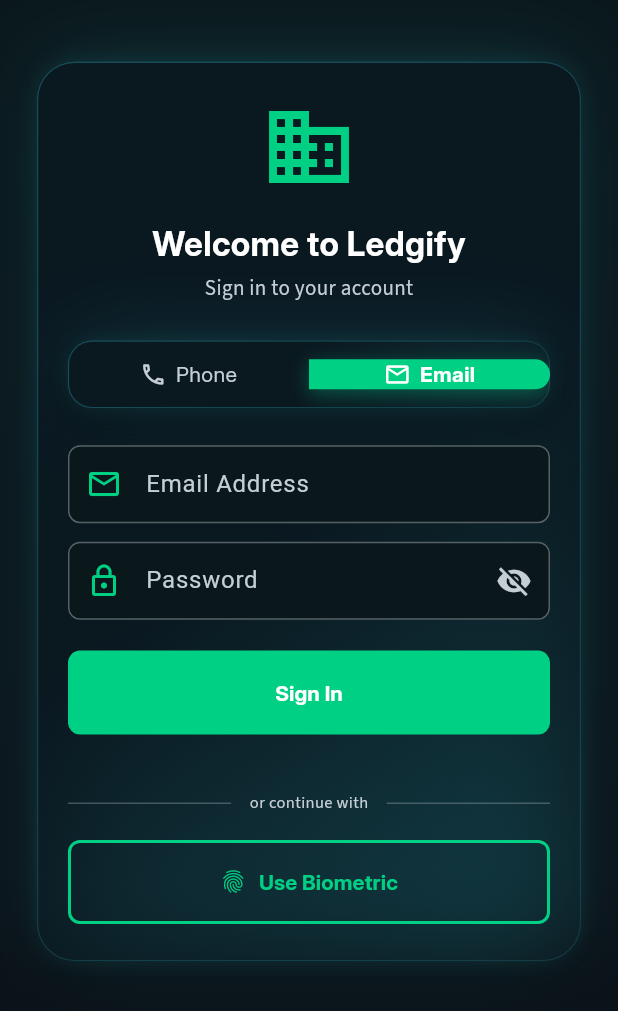
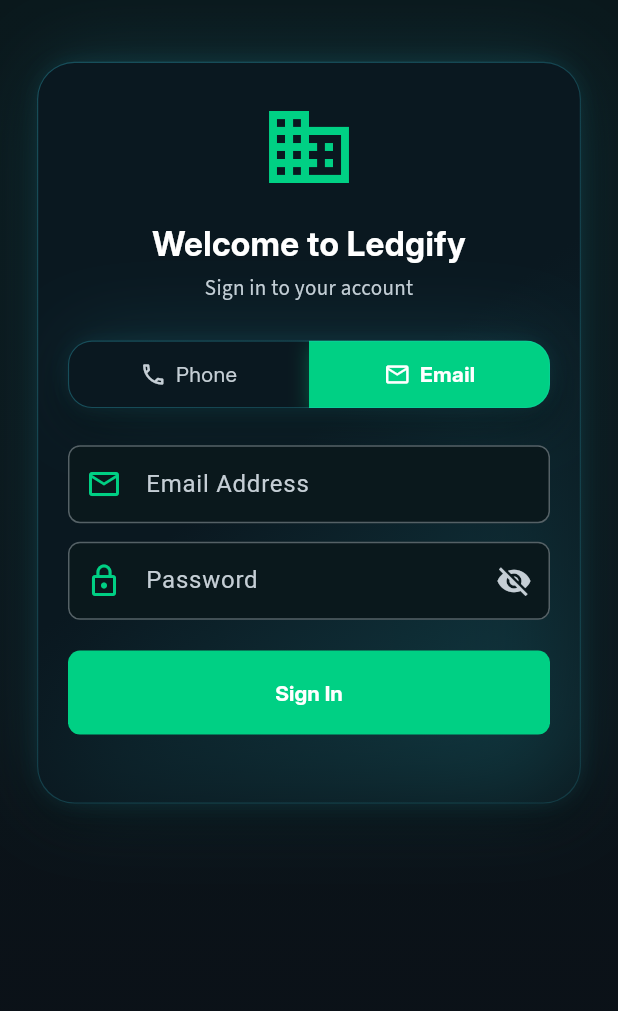
Before and after one commit to UK-Dev786/ledgfy, a Flutter app: the screen it shows after launch, after a tap on "Email", on a phone screen of 412 x 824 dp. Shown: the top 1011 px of the screen. Run offline on Flutter 3.47's test engine with Material 3 defaults, Android fonts, the phone set to English and light mode, and no system bars; our stand-ins replace flutter_riverpod, go_router.

Commit message:
clean the login flow

```diff
--- a/lib/core/router/app_router.dart
+++ b/lib/core/router/app_router.dart
@@ -2,7 +2,7 @@
 import 'package:go_router/go_router.dart';
 
 import '../../features/auth/presentation/pages/splash_page.dart';
-import '../../features/auth/presentation/pages/login_page.dart';
+import '../../features/auth/presentation/pages/login/login_page.dart';
 
 /// Central route configuration for Ledgify
 class AppRouter {
--- /dev/null
+++ b/lib/features/auth/presentation/pages/login/login_page.dart
@@ -0,0 +1,170 @@
+import 'package:flutter/material.dart';
+
+import '../../../../../core/constants/app_colors.dart';
+import '../../../../../core/constants/app_sizes.dart';
+import '../../../../../core/extensions/context_extensions.dart';
+import '../../../../../core/widgets/my_button.dart';
+import '../../../../../core/widgets/my_card.dart';
+import '../../../../../core/widgets/my_text.dart';
+import '../../../../../core/widgets/my_text_field.dart';
+import '../../../../../core/widgets/themed_gradient_bg.dart';
+import '../shared_widgets/tab_item.dart';
+import 'sub_widgets/email_form.dart';
+import 'sub_widgets/phone_form.dart';
+
+class LoginPage extends StatefulWidget {
+  const LoginPage({super.key});
+
+  @override
+  State<LoginPage> createState() => _LoginPageState();
+}
+
+class _LoginPageState extends State<LoginPage> {
+  final _pageController = PageController();
+  final _phoneController = TextEditingController();
+  final _emailController = TextEditingController();
+  final _passwordController = TextEditingController();
+
+  int _currentTab = 0;
+
+  @override
+  void dispose() {
+    _pageController.dispose();
+    _phoneController.dispose();
+    _emailController.dispose();
+    _passwordController.dispose();
+    super.dispose();
+  }
+
+  void _switchTab(int index) {
+    setState(() => _currentTab = index);
+    _pageController.animateToPage(
+      index,
+      duration: const Duration(milliseconds: 320),
+      curve: Curves.easeInOut,
+    );
+  }
+
+  @override
+  Widget build(BuildContext context) {
+    return ThemedGradientBackground(
+      child: Scaffold(
+        resizeToAvoidBottomInset: true,
+        backgroundColor: Colors.transparent,
+        body: SafeArea(
+          child: SingleChildScrollView(
+            padding: EdgeInsets.symmetric(
+              horizontal: context.w * 6,
+              vertical: context.h * 5,
+            ),
+            child: Center(
+              child: MyCard(
+                tint: MyCardTint.dark,
+                borderRadius: AppSizes.radiusLg,
+                blur: 30,
+                padding: EdgeInsets.fromLTRB(
+                  context.w * 5,
+                  context.h * 3,
+                  context.w * 5,
+                  context.h * 3,
+                ),
+                child: Column(
+                  mainAxisSize: MainAxisSize.min,
+                  children: [
+                    // ── Logo ────────────────────────────────────────────
+                    Icon(
+                      Icons.business,
+                      size: AppSizes.iconXl,
+                      color: AppColors.primary,
+                    ),
+                    SizedBox(height: context.h * 2),
+                    MyText(
+                      'Welcome to Ledgify',
+                      font: AppFont.inter,
+                      size: AppSizes.header3,
+                      color: AppColors.white,
+                      weight: FontWeight.bold,
+                    ),
+                    SizedBox(height: context.h * 0.6),
+                    MyText(
+                      'Sign in to your account',
+                      font: AppFont.sourceSans,
+                      size: AppSizes.subtitle,
+                      color: AppColors.textHint,
+                    ),
+
+                    SizedBox(height: context.h * 3),
+
+                    // ── Tab switcher ─────────────────────────────────────
+                    TabSwitcher(currentTab: _currentTab, onSwitch: _switchTab),
+
+                    SizedBox(height: context.h * 3),
+
+                    // ── Swipeable form pages ─────────────────────────────
+                    SizedBox(
+                      height: context.h * 26,
+                      child: PageView(
+                        controller: _pageController,
+                        onPageChanged: (i) => setState(() => _currentTab = i),
+                        children: [
+                          PhoneForm(controller: _phoneController),
+                          EmailForm(
+                            emailController: _emailController,
+                            passwordController: _passwordController,
+                          ),
+                        ],
+                      ),
+                    ),
+
+                    // SizedBox(height: context.h * 2),
+
+                    // ── Divider ──────────────────────────────────────────
+                    // Row(
+                    //   children: [
+                    //     Expanded(
+                    //       child: Divider(
+                    //         color: AppColors.textHint.withValues(alpha: 0.3),
+                    //         thickness: 1,
+                    //       ),
+                    //     ),
+                    //     Padding(
+                    //       padding: EdgeInsets.symmetric(
+                    //         horizontal: context.w * 3,
+                    //       ),
+                    //       child: MyText(
+                    //         'or continue with',
+                    //         font: AppFont.sourceSans,
+                    //         size: AppSizes.caption,
+                    //         color: AppColors.textHint,
+                    //       ),
+                    //     ),
+                    //     Expanded(
+                    //       child: Divider(
+                    //         color: AppColors.textHint.withValues(alpha: 0.3),
+                    //         thickness: 1,
+                    //       ),
+                    //     ),
+                    //   ],
+                    // ),
+                    // SizedBox(height: context.h * 2),
+
+                    // ── Biometric ─────────────────────────────────────────
+                    // MyButton(
+                    //   text: 'Use Biometric',
+                    //   onTap: () {},
+                    //   variant: MyButtonVariant.outlined,
+                    //   icon: const Icon(
+                    //     Icons.fingerprint,
+                    //     color: AppColors.primary,
+                    //   ),
+                    // ),
+                  ],
+                ),
+              ),
+            ),
+          ),
+        ),
+      ),
+    );
+  }
+}
--- /dev/null
+++ b/lib/features/auth/presentation/pages/login/sub_widgets/email_form.dart
@@ -0,0 +1,45 @@
+import 'package:flutter/material.dart';
+import 'package:ledgify/core/extensions/context_extensions.dart';
+
+import '../../../../../../core/constants/app_colors.dart';
+import '../../../../../../core/widgets/my_button.dart';
+import '../../../../../../core/widgets/my_text_field.dart';
+
+class EmailForm extends StatelessWidget {
+  final TextEditingController emailController;
+  final TextEditingController passwordController;
+
+  const EmailForm({
+    required this.emailController,
+    required this.passwordController,
+  });
+
+  @override
+  Widget build(BuildContext context) {
+    return Column(
+      mainAxisSize: MainAxisSize.min,
+      children: [
+        MyTextField(
+          hintText: 'you@example.com',
+          labelText: 'Email Address',
+          controller: emailController,
+          keyboardType: TextInputType.emailAddress,
+          prefixIcon: const Icon(
+            Icons.email_outlined,
+            color: AppColors.primary,
+          ),
+        ),
+        SizedBox(height: context.h * 1.5),
+        MyTextField(
+          hintText: '••••••••',
+          labelText: 'Password',
+          controller: passwordController,
+          obscure: true,
+          prefixIcon: const Icon(Icons.lock_outline, color: AppColors.primary),
+        ),
+        SizedBox(height: context.h * 2.5),
+        MyButton(text: 'Sign In', onTap: () {}),
+      ],
+    );
+  }
+}
--- /dev/null
+++ b/lib/features/auth/presentation/pages/login/sub_widgets/phone_form.dart
@@ -0,0 +1,32 @@
+import 'package:flutter/material.dart';
+import 'package:ledgify/core/extensions/context_extensions.dart';
+
+import '../../../../../../core/constants/app_colors.dart';
+import '../../../../../../core/widgets/my_button.dart';
+import '../../../../../../core/widgets/my_text_field.dart';
+
+class PhoneForm extends StatelessWidget {
+  final TextEditingController controller;
+  const PhoneForm({required this.controller});
+
+  @override
+  Widget build(BuildContext context) {
+    return Column(
+      mainAxisSize: MainAxisSize.min,
+      children: [
+        MyTextField(
+          hintText: '+92 300 1234567',
+          labelText: 'Phone Number',
+          controller: controller,
+          keyboardType: TextInputType.phone,
+          prefixIcon: const Icon(
+            Icons.phone_outlined,
+            color: AppColors.primary,
+          ),
+        ),
+        SizedBox(height: context.h * 2.5),
+        MyButton(text: 'Send OTP', onTap: () {}),
+      ],
+    );
+  }
+}
--- a/lib/features/auth/presentation/pages/login_page.dart
+++ /dev/null
@@ -1,333 +0,0 @@
-import 'package:flutter/material.dart';
-
-import '../../../../core/constants/app_colors.dart';
-import '../../../../core/constants/app_sizes.dart';
-import '../../../../core/extensions/context_extensions.dart';
-import '../../../../core/widgets/my_button.dart';
-import '../../../../core/widgets/my_card.dart';
-import '../../../../core/widgets/my_text.dart';
-import '../../../../core/widgets/my_text_field.dart';
-import '../../../../core/widgets/themed_gradient_bg.dart';
-
-class LoginPage extends StatefulWidget {
-  const LoginPage({super.key});
-
-  @override
-  State<LoginPage> createState() => _LoginPageState();
-}
-
-class _LoginPageState extends State<LoginPage> {
-  final _pageController = PageController();
-  final _phoneController = TextEditingController();
-  final _emailController = TextEditingController();
-  final _passwordController = TextEditingController();
-
-  int _currentTab = 0;
-
-  @override
-  void dispose() {
-    _pageController.dispose();
-    _phoneController.dispose();
-    _emailController.dispose();
-    _passwordController.dispose();
-    super.dispose();
-  }
-
-  void _switchTab(int index) {
-    setState(() => _currentTab = index);
-    _pageController.animateToPage(
-      index,
-      duration: const Duration(milliseconds: 320),
-      curve: Curves.easeInOut,
-    );
-  }
-
-  @override
-  Widget build(BuildContext context) {
-    return ThemedGradientBackground(
-      child: Scaffold(
-        resizeToAvoidBottomInset: true,
-        backgroundColor: Colors.transparent,
-        body: SafeArea(
-          child: SingleChildScrollView(
-            padding: EdgeInsets.symmetric(
-              horizontal: context.w * 6,
-              vertical: context.h * 5,
-            ),
-            child: Center(
-              child: MyCard(
-                tint: MyCardTint.dark,
-                borderRadius: AppSizes.radiusLg,
-                blur: 30,
-                padding: EdgeInsets.fromLTRB(
-                  context.w * 5,
-                  context.h * 3,
-                  context.w * 5,
-                  context.h * 3,
-                ),
-                child: Column(
-                  mainAxisSize: MainAxisSize.min,
-                  children: [
-                    // ── Logo ────────────────────────────────────────────
-                    Icon(
-                      Icons.business,
-                      size: AppSizes.iconXl,
-                      color: AppColors.primary,
-                    ),
-                    SizedBox(height: context.h * 2),
-                    MyText(
-                      'Welcome to Ledgify',
-                      font: AppFont.inter,
-                      size: AppSizes.header3,
-                      color: AppColors.white,
-                      weight: FontWeight.bold,
-                    ),
-                    SizedBox(height: context.h * 0.6),
-                    MyText(
-                      'Sign in to your account',
-                      font: AppFont.sourceSans,
-                      size: AppSizes.subtitle,
-                      color: AppColors.textHint,
-                    ),
-
-                    SizedBox(height: context.h * 3),
-
-                    // ── Tab switcher ─────────────────────────────────────
-                    _TabSwitcher(currentTab: _currentTab, onSwitch: _switchTab),
-
-                    SizedBox(height: context.h * 3),
-
-                    // ── Swipeable form pages ─────────────────────────────
-                    SizedBox(
-                      height: context.h * 26,
-                      child: PageView(
-                        controller: _pageController,
-                        onPageChanged: (i) => setState(() => _currentTab = i),
-                        children: [
-                          _PhoneForm(controller: _phoneController),
-                          _EmailForm(
-                            emailController: _emailController,
-                            passwordController: _passwordController,
-                          ),
-                        ],
-                      ),
-                    ),
-
-                    SizedBox(height: context.h * 2),
-
-                    // ── Divider ──────────────────────────────────────────
-                    Row(
-                      children: [
-                        Expanded(
-                          child: Divider(
-                            color: AppColors.textHint.withValues(alpha: 0.3),
-                            thickness: 1,
-                          ),
-                        ),
-                        Padding(
-                          padding: EdgeInsets.symmetric(
-                            horizontal: context.w * 3,
-                          ),
-                          child: MyText(
-                            'or continue with',
-                            font: AppFont.sourceSans,
-                            size: AppSizes.caption,
-                            color: AppColors.textHint,
-                          ),
-                        ),
-                        Expanded(
-                          child: Divider(
-                            color: AppColors.textHint.withValues(alpha: 0.3),
-                            thickness: 1,
-                          ),
-                        ),
-                      ],
-                    ),
-
-                    SizedBox(height: context.h * 2),
-
-                    // ── Biometric ─────────────────────────────────────────
-                    MyButton(
-                      text: 'Use Biometric',
-                      onTap: () {},
-                      variant: MyButtonVariant.outlined,
-                      icon: const Icon(
-                        Icons.fingerprint,
-                        color: AppColors.primary,
-                      ),
-                    ),
-                  ],
-                ),
-              ),
-            ),
-          ),
-        ),
-      ),
-    );
-  }
-}
-
-// ── Tab Switcher ──────────────────────────────────────────────────────────────
-
-class _TabSwitcher extends StatelessWidget {
-  final int currentTab;
-  final ValueChanged<int> onSwitch;
-
-  const _TabSwitcher({required this.currentTab, required this.onSwitch});
-
-  @override
-  Widget build(BuildContext context) {
-    return MyCard(
-      tint: MyCardTint.dark,
-      borderRadius: AppSizes.radiusMd,
-      blur: 30,
-      height: 45,
-      padding: EdgeInsetsGeometry.zero,
-      child: Row(
-        children: [
-          _TabItem(
-            label: 'Phone',
-            icon: Icons.phone_outlined,
-            selected: currentTab == 0,
-            onTap: () => onSwitch(0),
-          ),
-          _TabItem(
-            label: 'Email',
-            icon: Icons.email_outlined,
-            selected: currentTab == 1,
-            onTap: () => onSwitch(1),
-          ),
-        ],
-      ),
-    );
-  }
-}
-
-class _TabItem extends StatelessWidget {
-  final String label;
-  final IconData icon;
-  final bool selected;
-  final VoidCallback onTap;
-
-  const _TabItem({
-    required this.label,
-    required this.icon,
-    required this.selected,
-    required this.onTap,
-  });
-
-  @override
-  Widget build(BuildContext context) {
-    return Expanded(
-      child: GestureDetector(
-        onTap: onTap,
-        child: AnimatedContainer(
-          duration: const Duration(milliseconds: 220),
-          curve: Curves.easeInOut,
-          decoration: BoxDecoration(
-            color: selected ? AppColors.primary : Colors.transparent,
-            borderRadius: BorderRadius.horizontal(
-              right: selected ? Radius.circular(12) : Radius.zero,
-            ),
-            boxShadow: selected
-                ? [
-                    BoxShadow(
-                      color: AppColors.primary.withValues(alpha: 0.35),
-                      blurRadius: 10,
-                      offset: const Offset(0, 3),
-                    ),
-                  ]
-                : null,
-          ),
-          child: Row(
-            mainAxisAlignment: MainAxisAlignment.center,
-            children: [
-              Icon(
-                icon,
-                size: AppSizes.iconSm,
-                color: selected ? AppColors.white : AppColors.textHint,
-              ),
-              const SizedBox(width: 6),
-              MyText(
-                label,
-                font: AppFont.inter,
-                size: AppSizes.subtitle,
-                color: selected ? AppColors.white : AppColors.textHint,
-                weight: selected ? FontWeight.w600 : FontWeight.w400,
-              ),
-            ],
-          ),
-        ),
-      ),
-    );
-  }
-}
-
-// ── Phone form ────────────────────────────────────────────────────────────────
-
-class _PhoneForm extends StatelessWidget {
-  final TextEditingController controller;
-  const _PhoneForm({required this.controller});
-
-  @override
-  Widget build(BuildContext context) {
-    return Column(
-      mainAxisSize: MainAxisSize.min,
-      children: [
-        MyTextField(
-          hintText: '+92 300 1234567',
-          labelText: 'Phone Number',
-          controller: controller,
-          keyboardType: TextInputType.phone,
-          prefixIcon: const Icon(
-            Icons.phone_outlined,
-            color: AppColors.primary,
-          ),
-        ),
-        SizedBox(height: context.h * 2.5),
-        MyButton(text: 'Send OTP', onTap: () {}),
-      ],
-    );
-  }
-}
-
-// ── Email form ────────────────────────────────────────────────────────────────
-
-class _EmailForm extends StatelessWidget {
-  final TextEditingController emailController;
-  final TextEditingController passwordController;
-
-  const _EmailForm({
-    required this.emailController,
-    required this.passwordController,
-  });
-
-  @override
-  Widget build(BuildContext context) {
-    return Column(
-      mainAxisSize: MainAxisSize.min,
-      children: [
-        MyTextField(
-          hintText: 'you@example.com',
-          labelText: 'Email Address',
-          controller: emailController,
-          keyboardType: TextInputType.emailAddress,
-          prefixIcon: const Icon(
-            Icons.email_outlined,
-            color: AppColors.primary,
-          ),
-        ),
-        SizedBox(height: context.h * 1.5),
-        MyTextField(
-          hintText: '••••••••',
-          labelText: 'Password',
-          controller: passwordController,
-          obscure: true,
-          prefixIcon: const Icon(Icons.lock_outline, color: AppColors.primary),
-        ),
-        SizedBox(height: context.h * 2.5),
-        MyButton(text: 'Sign In', onTap: () {}),
-      ],
-    );
-  }
-}
--- /dev/null
+++ b/lib/features/auth/presentation/pages/shared_widgets/tab_item.dart
@@ -0,0 +1,103 @@
+import 'package:flutter/material.dart';
+
+import '../../../../../core/constants/app_colors.dart';
+import '../../../../../core/constants/app_sizes.dart';
+import '../../../../../core/widgets/my_card.dart';
+import '../../../../../core/widgets/my_text.dart';
+
+class TabItem extends StatelessWidget {
+  final String label;
+  final IconData icon;
+  final bool selected;
+  final VoidCallback onTap;
+
+  const TabItem({
+    required this.label,
+    required this.icon,
+    required this.selected,
+    required this.onTap,
+  });
+
+  @override
+  Widget build(BuildContext context) {
+    return Expanded(
+      child: GestureDetector(
+        onTap: onTap,
+        child: AnimatedContainer(
+          duration: const Duration(milliseconds: 220),
+          curve: Curves.easeInOut,
+          decoration: BoxDecoration(
+            color: selected ? AppColors.primary : Colors.transparent,
+            // borderRadius: BorderRadius.horizontal(
+            //   right: selected ? Radius.zero : Radius.zero,
+            // ),
+            boxShadow: selected
+                ? [
+                    BoxShadow(
+                      color: AppColors.primary.withValues(alpha: 0.35),
+                      blurRadius: 10,
+                      offset: const Offset(0, 3),
+                    ),
+                  ]
+                : null,
+          ),
+          // SizedBox.expand makes the container fill the full height of MyCard
+          child: SizedBox.expand(
+            child: Row(
+              mainAxisAlignment: MainAxisAlignment.center,
+              children: [
+                Icon(
+                  icon,
+                  size: AppSizes.iconSm,
+                  color: selected ? AppColors.white : AppColors.textHint,
+                ),
+                const SizedBox(width: 6),
+                MyText(
+                  label,
+                  font: AppFont.inter,
+                  size: AppSizes.subtitle,
+                  color: selected ? AppColors.white : AppColors.textHint,
+                  weight: selected ? FontWeight.w600 : FontWeight.w400,
+                ),
+              ],
+            ),
+          ), // SizedBox.expand
+        ), // AnimatedContainer
+      ), // GestureDetector
+    ); // Expanded
+  }
+}
+
+class TabSwitcher extends StatelessWidget {
+  final int currentTab;
+  final ValueChanged<int> onSwitch;
+
+  const TabSwitcher({required this.currentTab, required this.onSwitch});
+
+  @override
+  Widget build(BuildContext context) {
+    return MyCard(
+      tint: MyCardTint.dark,
+      borderRadius: AppSizes.radiusMd,
+      blur: 30,
+      height: 45,
+      padding: EdgeInsetsGeometry.zero,
+      child: Row(
+        children: [
+          TabItem(
+            label: 'Phone',
+            icon: Icons.phone_outlined,
+            selected: currentTab == 0,
+            onTap: () => onSwitch(0),
+          ),
+          TabItem(
+            label: 'Email',
+            icon: Icons.email_outlined,
+            selected: currentTab == 1,
+            onTap: () => onSwitch(1),
+          ),
+        ],
+      ),
+    );
+  }
+}
```
